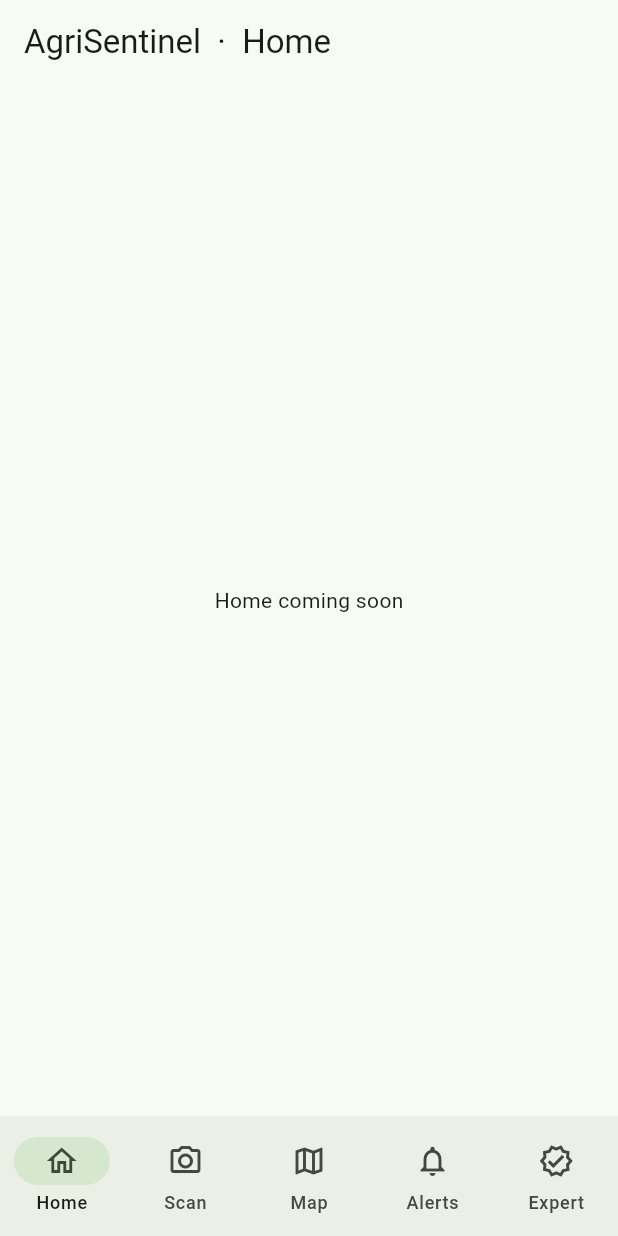
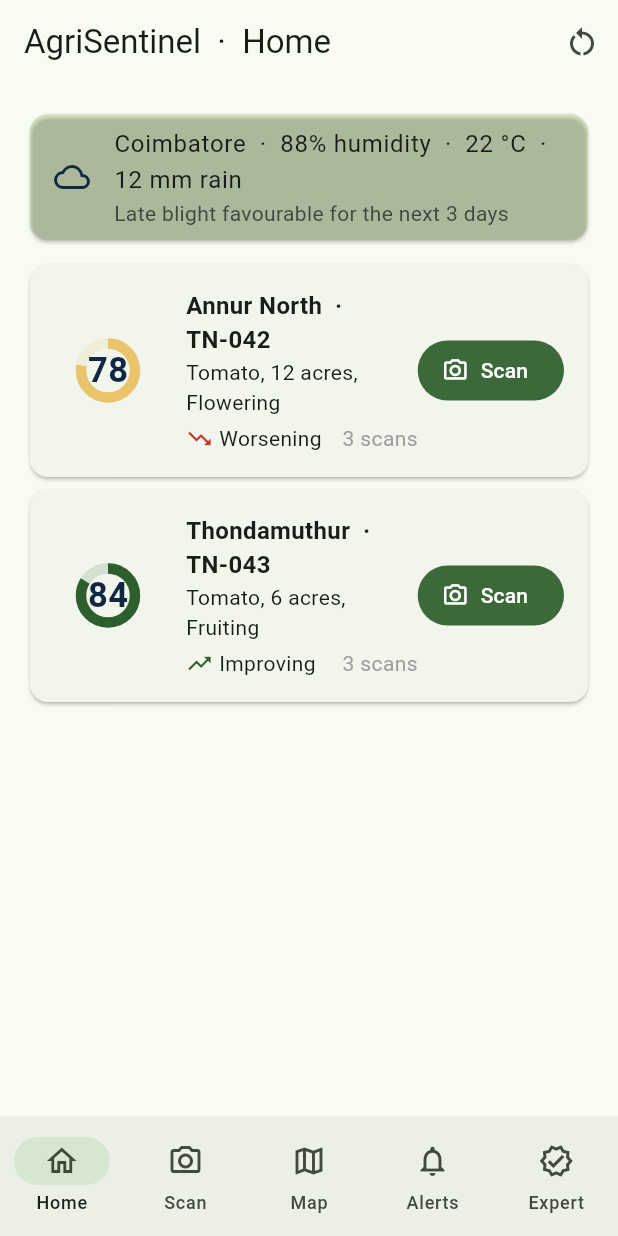
Before and after one commit to Mramaran/agrisentinel, a Flutter app: the screen it shows after launch, on a phone screen of 412 x 824 dp. Run offline on Flutter 3.47's test engine with Material 3 defaults, Android fonts, the phone set to English and light mode, and no system bars; our stand-ins replace flutter_tts.

Commit message:
feat(ui): home screen with field cards, gauges and shared widgets
Co-authored-by: tvesh29 <223650174+tvesh29@users.noreply.github.com>

```diff
--- a/lib/main.dart
+++ b/lib/main.dart
@@ -1,4 +1,7 @@
 import 'package:flutter/material.dart';
+import 'package:provider/provider.dart';
+import 'screens/home_screen.dart';
+import 'state/demo_state.dart';
 
 const kGreen = Color(0xFF2C5F2D);
 const kMoss = Color(0xFF97BC62);
@@ -7,6 +10,8 @@ const kRed = Color(0xFFC0392B);
 const kYellow = Color(0xFFE9C46A);
 const kNavy = Color(0xFF0E2841);
 
+final shellKey = GlobalKey<HomeShellState>();
+
 void main() => runApp(const AgriSentinelApp());
 
 class AgriSentinelApp extends StatelessWidget {
@@ -14,14 +19,14 @@ class AgriSentinelApp extends StatelessWidget {
 
   @override
   Widget build(BuildContext context) {
-    return MaterialApp(
-      title: 'AgriSentinel',
-      debugShowCheckedModeBanner: false,
-      theme: ThemeData(
-        useMaterial3: true,
-        colorScheme: ColorScheme.fromSeed(seedColor: kGreen),
+    return ChangeNotifierProvider(
+      create: (_) => DemoState(),
+      child: MaterialApp(
+        title: 'AgriSentinel',
+        debugShowCheckedModeBanner: false,
+        theme: ThemeData(useMaterial3: true, colorScheme: ColorScheme.fromSeed(seedColor: kGreen)),
+        home: HomeShell(key: shellKey),
       ),
-      home: const HomeShell(),
     );
   }
 }
@@ -29,25 +34,42 @@ class AgriSentinelApp extends StatelessWidget {
 class HomeShell extends StatefulWidget {
   const HomeShell({super.key});
   @override
-  State<HomeShell> createState() => _HomeShellState();
+  State<HomeShell> createState() => HomeShellState();
 }
 
-class _HomeShellState extends State<HomeShell> {
+class HomeShellState extends State<HomeShell> {
   int _index = 0;
+  static const _titles = ['Home', 'Scan', 'Map', 'Alerts', 'Expert'];
 
-  static const _titles = ['Home', 'Scan', 'Map', 'Alerts', 'Expert'];
+  void goToTab(int i) => setState(() => _index = i);
 
   @override
   Widget build(BuildContext context) {
-    final pages = [
-      for (final t in _titles) Center(child: Text('$t coming soon')),
+    final pages = <Widget>[
+      HomeScreen(onScan: (fieldId) {
+        context.read<DemoState>().selectField(fieldId);
+        goToTab(1);
+      }),
+      const Center(child: Text('Scan coming soon')),
+      const Center(child: Text('Map coming soon')),
+      const Center(child: Text('Alerts coming soon')),
+      const Center(child: Text('Expert coming soon')),
     ];
     return Scaffold(
-      appBar: AppBar(title: Text('AgriSentinel  ·  ${_titles[_index]}')),
+      appBar: AppBar(
+        title: Text('AgriSentinel  ·  ${_titles[_index]}'),
+        actions: [
+          IconButton(
+            tooltip: 'Reset demo',
+            icon: const Icon(Icons.restart_alt),
+            onPressed: () => context.read<DemoState>().reset(),
+          ),
+        ],
+      ),
       body: pages[_index],
       bottomNavigationBar: NavigationBar(
         selectedIndex: _index,
-        onDestinationSelected: (i) => setState(() => _index = i),
+        onDestinationSelected: goToTab,
         destinations: const [
           NavigationDestination(icon: Icon(Icons.home_outlined), label: 'Home'),
           NavigationDestination(icon: Icon(Icons.camera_alt_outlined), label: 'Scan'),
--- /dev/null
+++ b/lib/screens/home_screen.dart
@@ -0,0 +1,72 @@
+import 'package:flutter/material.dart';
+import 'package:provider/provider.dart';
+import '../core/scoring.dart';
+import '../main.dart';
+import '../state/demo_state.dart';
+import '../widgets/score_gauge.dart';
+
+class HomeScreen extends StatelessWidget {
+  final void Function(String fieldId) onScan;
+  const HomeScreen({super.key, required this.onScan});
+
+  @override
+  Widget build(BuildContext context) {
+    final state = context.watch<DemoState>();
+    final w = state.weather;
+    return ListView(
+      padding: const EdgeInsets.all(16),
+      children: [
+        Card(
+          color: kMoss.withValues(alpha: 0.25),
+          child: ListTile(
+            leading: const Icon(Icons.cloud_outlined, color: kNavy),
+            title: Text('Coimbatore  ·  ${w.humidity.round()}% humidity  ·  ${w.tempC.round()} °C  ·  ${w.rainMm.round()} mm rain'),
+            subtitle: const Text('Late blight favourable for the next 3 days'),
+          ),
+        ),
+        const SizedBox(height: 8),
+        for (final f in state.fields)
+          Card(
+            child: InkWell(
+              onTap: () => state.selectField(f.id),
+              child: Padding(
+                padding: const EdgeInsets.all(16),
+                child: Row(
+                  children: [
+                    ScoreGauge(score: f.score),
+                    const SizedBox(width: 16),
+                    Expanded(
+                      child: Column(
+                        crossAxisAlignment: CrossAxisAlignment.start,
+                        children: [
+                          Text('${f.name}  ·  ${f.id}', style: const TextStyle(fontWeight: FontWeight.bold, fontSize: 16)),
+                          Text('${f.crop}, ${f.acres.toStringAsFixed(0)} acres, ${f.stage}'),
+                          const SizedBox(height: 4),
+                          Row(children: [
+                            Icon(
+                              switch (f.trend) { Trend.worsening => Icons.trending_down, Trend.improving => Icons.trending_up, Trend.stable => Icons.trending_flat },
+                              color: switch (f.trend) { Trend.worsening => kRed, Trend.improving => kGreen, Trend.stable => kNavy },
+                              size: 18,
+                            ),
+                            const SizedBox(width: 4),
+                            Text(switch (f.trend) { Trend.worsening => 'Worsening', Trend.improving => 'Improving', Trend.stable => 'Stable' }),
+                            const Spacer(),
+                            Text('${f.scans.length} scans', style: const TextStyle(color: Colors.grey)),
+                          ]),
+                        ],
+                      ),
+                    ),
+                    FilledButton.icon(
+                      onPressed: () => onScan(f.id),
+                      icon: const Icon(Icons.camera_alt_outlined),
+                      label: const Text('Scan'),
+                    ),
+                  ],
+                ),
+              ),
+            ),
+          ),
+      ],
+    );
+  }
+}
--- /dev/null
+++ b/lib/widgets/score_gauge.dart
@@ -0,0 +1,39 @@
+import 'package:flutter/material.dart';
+import '../core/scoring.dart';
+import '../main.dart';
+
+Color scoreColor(int score) {
+  if (score >= 80) return kGreen;
+  if (score >= 60) return kYellow;
+  if (score >= 40) return kOrange;
+  return kRed;
+}
+
+Color bandColor(PriorityBand b) => switch (b) {
+      PriorityBand.normal => kGreen,
+      PriorityBand.monitor => kYellow,
+      PriorityBand.inspect => kOrange,
+      PriorityBand.immediate => kRed,
+    };
+
+class ScoreGauge extends StatelessWidget {
+  final int score;
+  final double size;
+  const ScoreGauge({super.key, required this.score, this.size = 72});
+
+  @override
+  Widget build(BuildContext context) {
+    final c = scoreColor(score);
+    return SizedBox(
+      width: size,
+      height: size,
+      child: Stack(
+        alignment: Alignment.center,
+        children: [
+          CircularProgressIndicator(value: score / 100, strokeWidth: 7, color: c, backgroundColor: c.withValues(alpha: 0.15)),
+          Text('$score', style: TextStyle(fontSize: size * 0.32, fontWeight: FontWeight.bold, color: kNavy)),
+        ],
+      ),
+    );
+  }
+}
```
Also changed, not shown: lib/widgets/reliability_chip.dart (added, +25 -0 lines), lib/widgets/speak_button.dart (added, +40 -0 lines), 1 other file.
